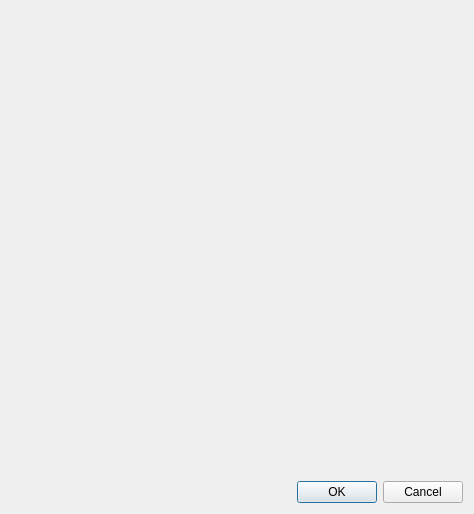
Before: the Qt Designer form ssh/serverconfigdlg.ui in PonyEdit/PonyEdit, drawn with Qt 5.
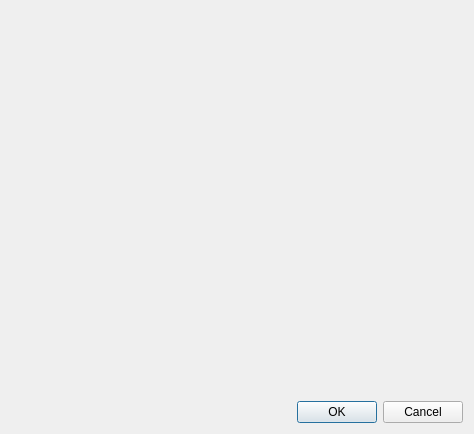
After: the same form once the commit is applied.

What changed in the file:
```diff
--- a/ssh/serverconfigdlg.ui
+++ b/ssh/serverconfigdlg.ui
@@ -7,7 +7,7 @@
     <x>0</x>
     <y>0</y>
     <width>474</width>
-    <height>514</height>
+    <height>434</height>
    </rect>
   </property>
   <property name="windowTitle">
```
